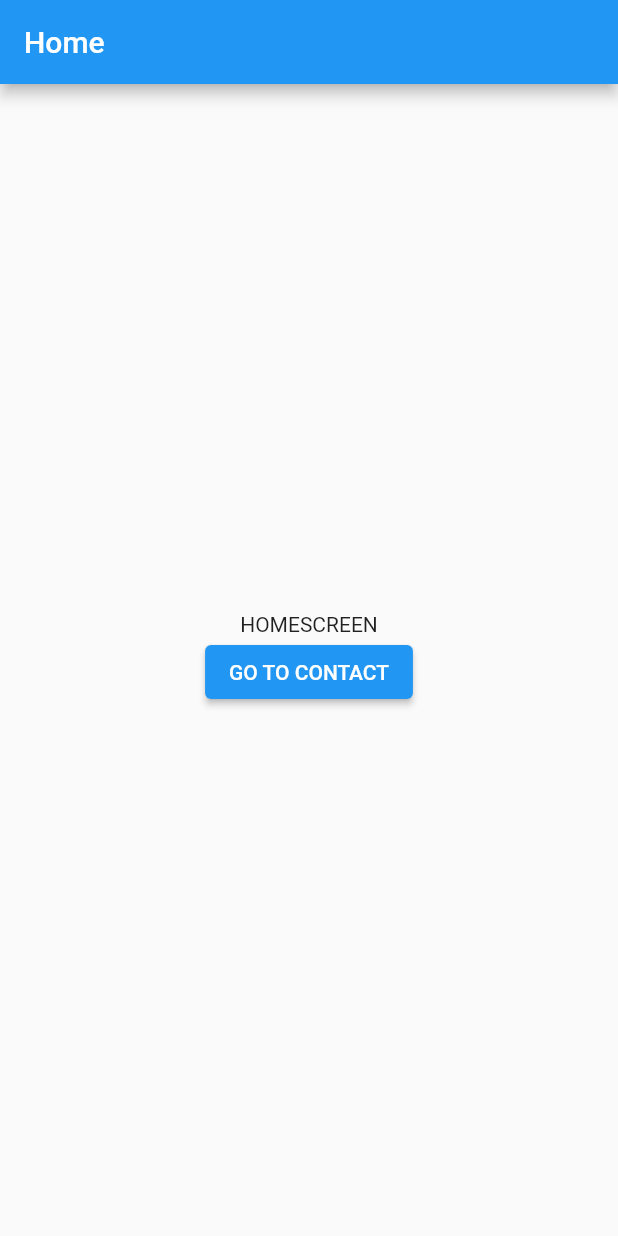
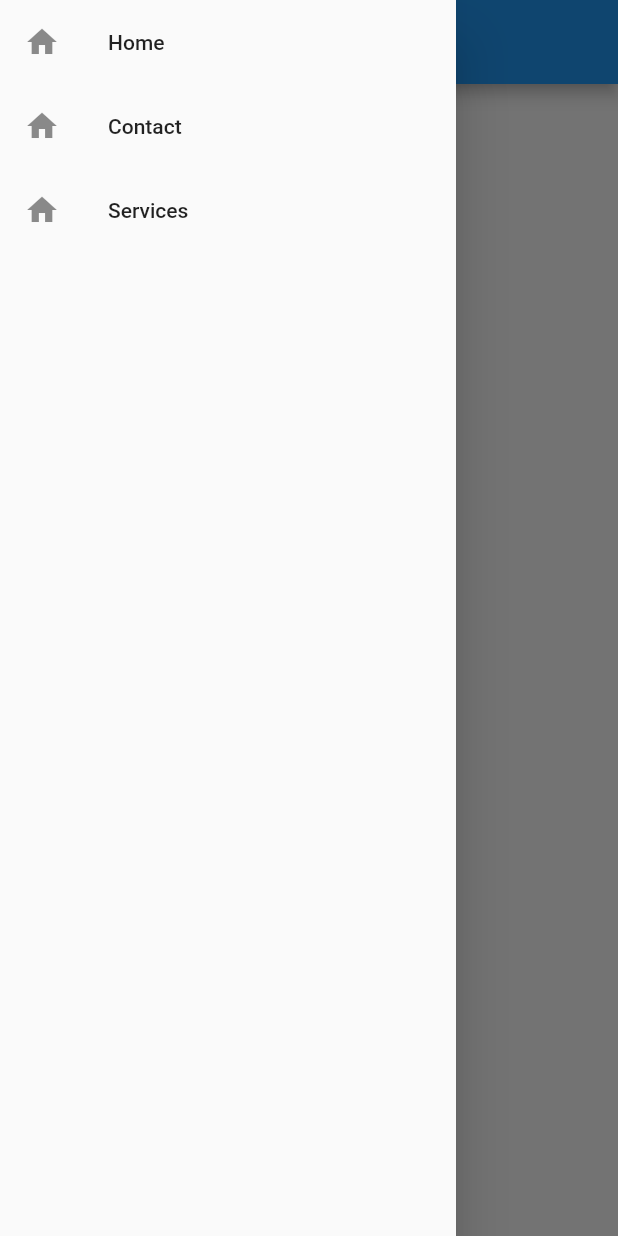
Before and after one commit to sudeepthapa/flutter_class, a Flutter app: the screen it shows after launch, with the side drawer open (before the commit the screen has no drawer), on a phone screen of 412 x 824 dp. Run offline on Flutter 3.47's test engine with Material 2 defaults, Android fonts, the phone set to English and light mode, and no system bars.

Commit message:
named routes complete

```diff
--- /dev/null
+++ b/lib/constants/routes.dart
@@ -0,0 +1,17 @@
+import 'package:flutter_class/screens/ContactScreen.dart';
+import 'package:flutter_class/screens/HomeScreen.dart';
+
+class Routes {
+  static const String home = '/home';
+  static const String contact = '/contact';
+  static const String about = '/about';
+  static const String services = '/services';
+  static const String blog = '/blog';
+
+  static getRoutes(){
+    return {
+      Routes.home: (context)=> HomePage(),
+      Routes.contact: (context) => ContactScreen()
+    };
+  }
+}
--- a/lib/main.dart
+++ b/lib/main.dart
@@ -1,5 +1,5 @@
 import 'package:flutter/material.dart';
-import 'package:flutter_class/screens/HomeScreen.dart';
+import 'package:flutter_class/constants/routes.dart';
 
 void main() {
   runApp(MyApp());
@@ -12,10 +12,11 @@ class MyApp extends StatelessWidget {
     return MaterialApp(
       debugShowCheckedModeBanner: false,
       title: 'Flutter Demo',
+      initialRoute: Routes.home,
+      routes: Routes.getRoutes(),
       theme: ThemeData(
         primarySwatch: Colors.blue,
       ),
-      home: HomePage(),
     );
   }
 }
--- a/lib/screens/HomeScreen.dart
+++ b/lib/screens/HomeScreen.dart
@@ -1,5 +1,5 @@
 import 'package:flutter/material.dart';
-import 'package:flutter_class/screens/ContactScreen.dart';
+import 'package:flutter_class/constants/routes.dart';
 class HomePage extends StatelessWidget {
   @override
   Widget build(BuildContext context) {
@@ -17,10 +17,36 @@ class HomePage extends StatelessWidget {
             ElevatedButton(
               child: Text("GO TO CONTACT"),
               onPressed: (){
-                Navigator.push(context, MaterialPageRoute(builder: (context) => ContactScreen()));
+                Navigator.pushNamed(context, Routes.contact);
               },
             )
           ]
+        ),
+      ),
+      drawer: Drawer(
+        child: SafeArea(
+          child: Column(
+            children: [
+              ListTile(
+                title: Text('Home'),
+                leading: Icon(Icons.home),
+                onTap: (){
+                  Navigator.pushNamed(context, Routes.home);
+                },
+              ),
+              ListTile(
+                title: Text('Contact'),
+                leading: Icon(Icons.home),
+                onTap: (){
+                  Navigator.pushNamed(context, Routes.contact);
+                },
+              ),
+              ListTile(
+                title: Text('Services'),
+                leading: Icon(Icons.home)
+              ),
+            ]
+          ),
         ),
       ),
     );
```
